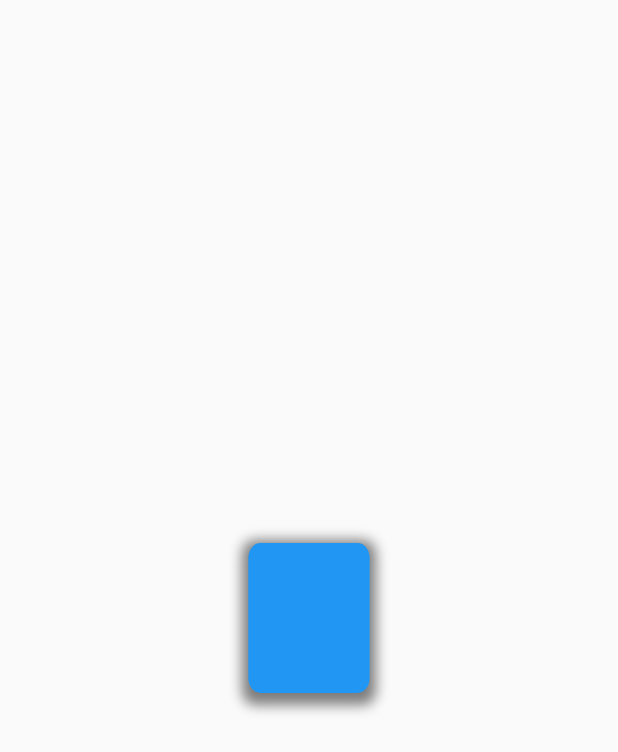
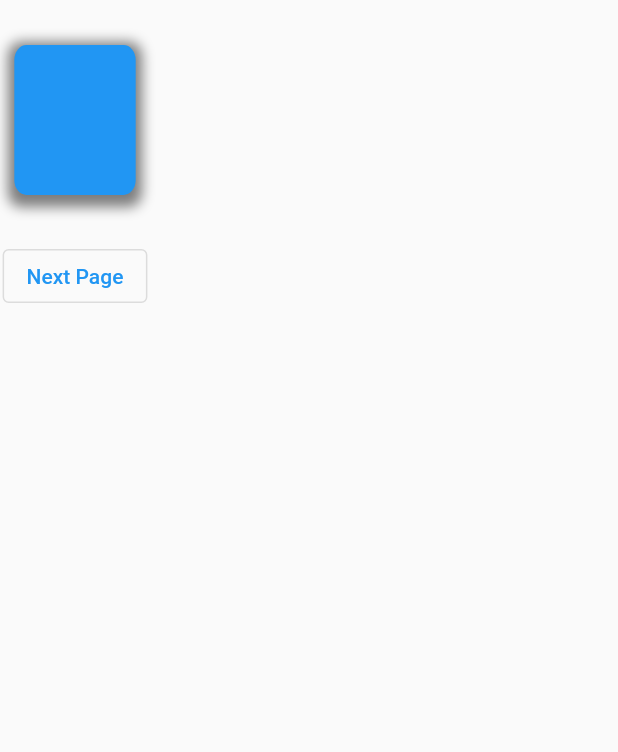
Before and after one commit to Shalom-Nankam/animations, a Flutter app: the screen it shows after launch, on a phone screen of 412 x 824 dp. Shown: the top 752 px of the screen. Run offline on Flutter 3.47's test engine with Material 2 defaults, Android fonts, the phone set to English and light mode, and no system bars.

```diff
--- a/lib/main.dart
+++ b/lib/main.dart
@@ -1,5 +1,6 @@
 import 'dart:math';
 
+import 'package:animations/animations/chained_animations.dart';
 import 'package:flutter/material.dart';
 
 void main() => runApp(const MyApp());
@@ -42,7 +43,12 @@ class _HomeState extends State<Home> with SingleTickerProviderStateMixin {
   @override
   Widget build(BuildContext context) {
     return Scaffold(
-      body: Center(
+      body: Column(
+        children: [
+          const SizedBox(
+            height: 30,
+          ),
+          SizedBox(
             child: AnimatedBuilder(
               animation: _animation,
               builder: (context, child) => Transform(
@@ -64,7 +70,20 @@ class _HomeState extends State<Home> with SingleTickerProviderStateMixin {
                       ]),
                 ),
               ),
-      )),
+            ),
+          ),
+          const SizedBox(
+            height: 30,
+          ),
+          OutlinedButton(
+            onPressed: () => Navigator.push(
+                context,
+                MaterialPageRoute(
+                    builder: (context) => const ChainedAnimationsPage())),
+            child: const Text('Next Page'),
+          )
+        ],
+      ),
     );
   }
 }
```
Lines whose indentation alone changed are shown as unchanged.
